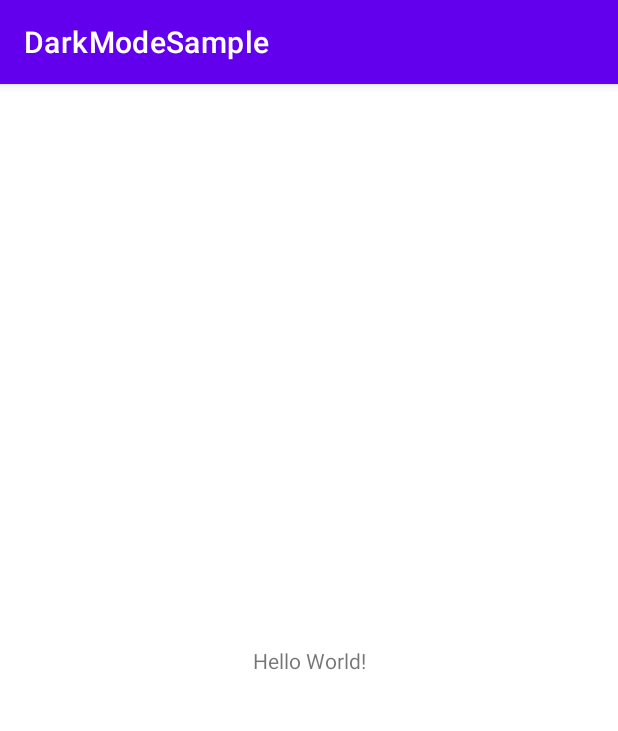
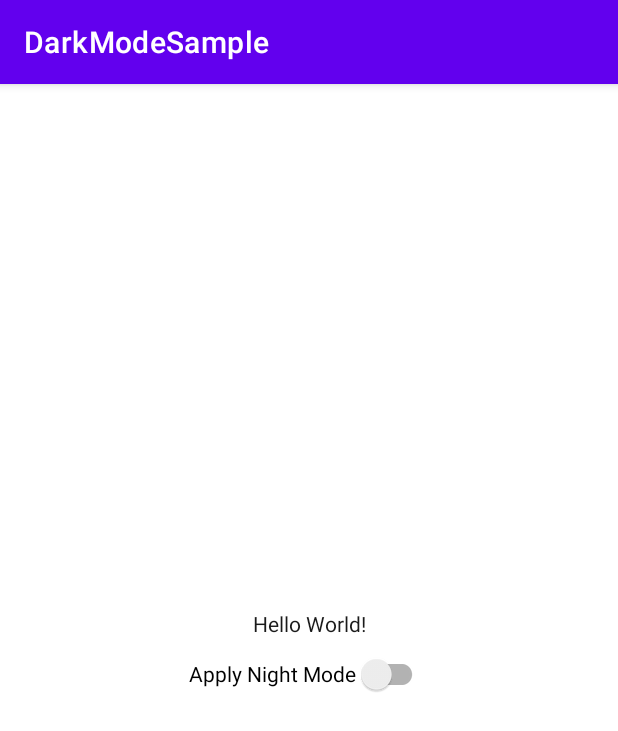
Before and after one commit to JC-Choo/SampleDarkMode, an Android app: the screen it shows after launch (MainActivity), on a phone screen of 412 x 824 dp. Shown: the top 731 px of the screen. Run offline under Robolectric (Android 15) with nearby library versions, the phone set to English and light mode, and no system bars.

Commit message:
Activity 내에서 Dark mode 적용

```diff
--- a/app/src/main/java/dev/chu/darkmodesample/MainActivity.kt
+++ b/app/src/main/java/dev/chu/darkmodesample/MainActivity.kt
@@ -1,11 +1,111 @@
 package dev.chu.darkmodesample
 
+import android.content.res.Configuration
+import android.os.Build
+import android.os.Bundle
+import android.util.Log
+import android.view.View
+import android.widget.LinearLayout
+import android.widget.TextView
 import androidx.appcompat.app.AppCompatActivity
-import android.os.Bundle
+import androidx.appcompat.app.AppCompatDelegate
+import androidx.appcompat.widget.SwitchCompat
+import androidx.core.content.ContextCompat
+
+/**
+ * 참고 : https://proandroiddev.com/daynight-applying-dark-mode-without-recreating-your-app-c8a62d51092d
+ */
 
 class MainActivity : AppCompatActivity() {
+    companion object {
+        private val TAG = MainActivity::class.java.simpleName
+        const val DAY = 1
+        const val NIGHT = 2
+    }
+
+    private var defaultFlag = 1
+    private var nightFlag = 1
+
+    private val container: LinearLayout by lazy { findViewById(R.id.container) }
+    private val tvTitle: TextView by lazy { findViewById(R.id.tvTitle) }
+    private val switcher: SwitchCompat by lazy { findViewById(R.id.switcher) }
+
     override fun onCreate(savedInstanceState: Bundle?) {
         super.onCreate(savedInstanceState)
         setContentView(R.layout.activity_main)
+        Log.i(TAG, "onCreate, ${window.decorView.systemUiVisibility}")
+
+        defaultFlag = window.decorView.systemUiVisibility
+        applyDayNight(DAY)
+
+        switcher.setOnCheckedChangeListener { _, isChecked ->
+            if (isChecked) {
+                AppCompatDelegate.setDefaultNightMode(AppCompatDelegate.MODE_NIGHT_YES)
+            } else {
+                AppCompatDelegate.setDefaultNightMode(AppCompatDelegate.MODE_NIGHT_FOLLOW_SYSTEM)
+            }
+        }
+    }
+
+    override fun onStart() {
+        super.onStart()
+        Log.i(TAG, "onStart, ${window.decorView.systemUiVisibility}")
+//        applyDayNight()
+    }
+
+    override fun onResume() {
+        super.onResume()
+        Log.i(TAG, "onResume, ${window.decorView.systemUiVisibility}")
+    }
+
+    override fun onPause() {
+        super.onPause()
+        Log.i(TAG, "onPause")
+    }
+
+    override fun onStop() {
+        super.onStop()
+        Log.i(TAG, "onStop")
+    }
+
+    override fun onDestroy() {
+        super.onDestroy()
+        Log.i(TAG, "onDestroy")
+    }
+
+    override fun onConfigurationChanged(newConfig: Configuration) {
+        super.onConfigurationChanged(newConfig)
+        Log.i(TAG, "onConfigurationChanged")
+
+        val nightModeFlags = resources.configuration.uiMode and Configuration.UI_MODE_NIGHT_MASK
+        Log.i(TAG, "nightModeFlags = $nightModeFlags == ${Configuration.UI_MODE_NIGHT_NO}")
+        if (nightModeFlags == Configuration.UI_MODE_NIGHT_NO) {
+            applyDayNight(DAY)
+        } else {
+            applyDayNight(NIGHT)
+        }
+    }
+
+    private fun applyDayNight(state: Int) {
+        Log.i(TAG, "applyDayNight state = $state")
+        nightFlag = state
+        if (state == DAY) {
+            if (Build.VERSION.SDK_INT >= Build.VERSION_CODES.M) {
+                window.decorView.apply {
+                    systemUiVisibility = systemUiVisibility or View.SYSTEM_UI_FLAG_LIGHT_STATUS_BAR
+                }
+                window.statusBarColor = ContextCompat.getColor(this, R.color.colorPrimary)
+            } else {
+                window.statusBarColor = ContextCompat.getColor(this, R.color.colorPrimaryNight)
+            }
+
+            tvTitle.setTextColor(ContextCompat.getColor(this, R.color.colorText))
+            container.setBackgroundColor(ContextCompat.getColor(this, R.color.colorPrimary))
+        } else {
+            window.decorView.systemUiVisibility = defaultFlag
+            window.statusBarColor = ContextCompat.getColor(this, R.color.colorPrimaryNight)
+            tvTitle.setTextColor(ContextCompat.getColor(this, R.color.colorTextNight))
+            container.setBackgroundColor(ContextCompat.getColor(this, R.color.colorPrimaryNight))
+        }
     }
 }
--- a/app/src/main/res/layout/activity_main.xml
+++ b/app/src/main/res/layout/activity_main.xml
@@ -1,18 +1,26 @@
 <?xml version="1.0" encoding="utf-8"?>
-<androidx.constraintlayout.widget.ConstraintLayout
-    xmlns:android="http://schemas.android.com/apk/res/android"
+<LinearLayout xmlns:android="http://schemas.android.com/apk/res/android"
+    xmlns:app="http://schemas.android.com/apk/res-auto"
     xmlns:tools="http://schemas.android.com/tools"
-    xmlns:app="http://schemas.android.com/apk/res-auto"
+    android:id="@+id/container"
     android:layout_width="match_parent"
     android:layout_height="match_parent"
+    android:gravity="center"
+    android:orientation="vertical"
     tools:context=".MainActivity">
+
     <TextView
-      android:layout_width="wrap_content"
-      android:layout_height="wrap_content"
-      android:text="Hello World!"
-      app:layout_constraintBottom_toBottomOf="parent"
-      app:layout_constraintLeft_toLeftOf="parent"
-      app:layout_constraintRight_toRightOf="parent"
-      app:layout_constraintTop_toTopOf="parent" />
+        android:id="@+id/tvTitle"
+        android:layout_width="match_parent"
+        android:layout_height="wrap_content"
+        android:gravity="center"
+        android:text="Hello World!" />
 
-  </androidx.constraintlayout.widget.ConstraintLayout>
+    <androidx.appcompat.widget.SwitchCompat
+        android:id="@+id/switcher"
+        android:layout_width="wrap_content"
+        android:layout_height="wrap_content"
+        android:switchPadding="10dp"
+        android:text="Apply Night Mode"/>
+
+</LinearLayout>
--- a/app/src/main/res/values/colors.xml
+++ b/app/src/main/res/values/colors.xml
@@ -7,4 +7,14 @@
     <color name="teal_700">#FF018786</color>
     <color name="black">#FF000000</color>
     <color name="white">#FFFFFFFF</color>
+
+    <color name="colorPrimary">#fff</color>
+    <color name="colorPrimaryDark">#fff</color>
+    <color name="colorAccent">#D81B60</color>
+    <color name="colorText">#1A1A1A</color>
+
+    //night mode
+    <color name="colorPrimaryNight">#000</color>
+    <color name="colorPrimaryDarkNight">#000</color>
+    <color name="colorTextNight">#dcdcdc</color>
 </resources>
```
Also changed, not shown: app/src/main/AndroidManifest.xml (+6 -3 lines).
